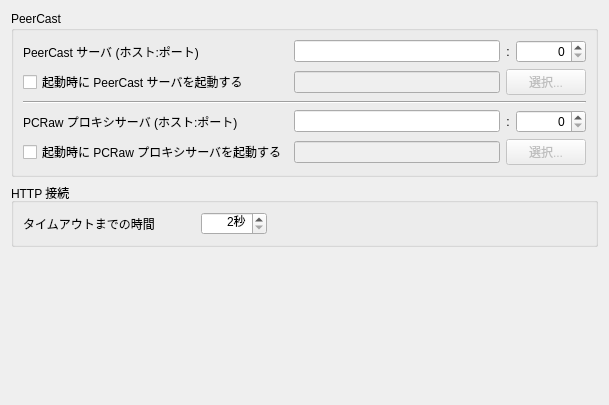
Old version of the form networkwidget.ui in the repository bookdraft/QPeerCastYP.
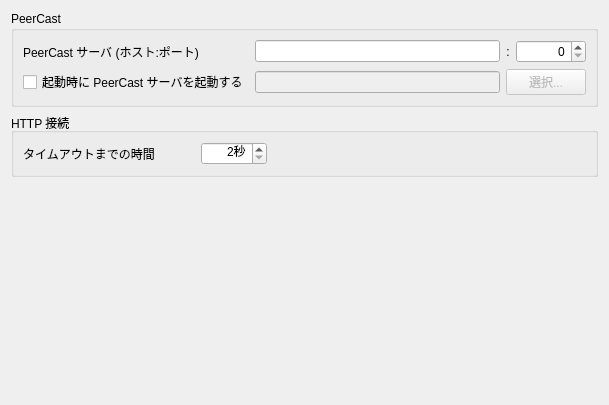
New version of the form.

```diff
--- a/networkwidget.ui
+++ b/networkwidget.ui
@@ -36,25 +36,6 @@
         </property>
        </widget>
       </item>
-      <item row="0" column="1">
-       <widget class="QLineEdit" name="peerCastServerHostEdit"/>
-      </item>
-      <item row="0" column="2">
-       <widget class="QLabel" name="label_3">
-        <property name="sizePolicy">
-         <sizepolicy hsizetype="Maximum" vsizetype="Preferred">
-          <horstretch>0</horstretch>
-          <verstretch>0</verstretch>
-         </sizepolicy>
-        </property>
-        <property name="text">
-         <string>:</string>
-        </property>
-        <property name="alignment">
-         <set>Qt::AlignCenter</set>
-        </property>
-       </widget>
-      </item>
       <item row="0" column="3">
        <widget class="QSpinBox" name="peerCastServerPortSpinBox">
         <property name="alignment">
@@ -65,19 +46,6 @@
         </property>
        </widget>
       </item>
-      <item row="1" column="0">
-       <widget class="QCheckBox" name="runPeerCastAtStartupCheckBox">
-        <property name="sizePolicy">
-         <sizepolicy hsizetype="Preferred" vsizetype="Fixed">
-          <horstretch>0</horstretch>
-          <verstretch>0</verstretch>
-         </sizepolicy>
-        </property>
-        <property name="text">
-         <string>起動時に PeerCast サーバを起動する</string>
-        </property>
-       </widget>
-      </item>
       <item row="1" column="1">
        <widget class="QLineEdit" name="peerCastProgramEdit">
         <property name="enabled">
@@ -95,34 +63,24 @@
         </property>
        </widget>
       </item>
-      <item row="2" column="0" colspan="4">
-       <widget class="Line" name="line">
-        <property name="orientation">
-         <enum>Qt::Horizontal</enum>
-        </property>
-       </widget>
-      </item>
-      <item row="3" column="0">
-       <widget class="QLabel" name="label_5">
+      <item row="1" column="0">
+       <widget class="QCheckBox" name="runPeerCastAtStartupCheckBox">
         <property name="sizePolicy">
-         <sizepolicy hsizetype="Preferred" vsizetype="Preferred">
+         <sizepolicy hsizetype="Preferred" vsizetype="Fixed">
           <horstretch>0</horstretch>
           <verstretch>0</verstretch>
          </sizepolicy>
         </property>
         <property name="text">
-         <string>PCRaw プロキシサーバ (ホスト:ポート)</string>
-        </property>
-        <property name="alignment">
-         <set>Qt::AlignLeading|Qt::AlignLeft|Qt::AlignVCenter</set>
+         <string>起動時に PeerCast サーバを起動する</string>
         </property>
        </widget>
       </item>
-      <item row="3" column="1">
-       <widget class="QLineEdit" name="pcrawProxyServerHostEdit"/>
+      <item row="0" column="1">
+       <widget class="QLineEdit" name="peerCastServerHostEdit"/>
       </item>
-      <item row="3" column="2">
-       <widget class="QLabel" name="label_4">
+      <item row="0" column="2">
+       <widget class="QLabel" name="label_3">
         <property name="sizePolicy">
          <sizepolicy hsizetype="Maximum" vsizetype="Preferred">
           <horstretch>0</horstretch>
@@ -137,40 +95,6 @@
         </property>
        </widget>
       </item>
-      <item row="3" column="3">
-       <widget class="QSpinBox" name="pcrawProxyServerPortSpinBox">
-        <property name="alignment">
-         <set>Qt::AlignRight|Qt::AlignTrailing|Qt::AlignVCenter</set>
-        </property>
-        <property name="maximum">
-         <number>65535</number>
-        </property>
-       </widget>
-      </item>
-      <item row="4" column="0">
-       <widget class="QCheckBox" name="runPCRawProxyAtStartup">
-        <property name="text">
-         <string>起動時に PCRaw プロキシサーバを起動する</string>
-        </property>
-       </widget>
-      </item>
-      <item row="4" column="1">
-       <widget class="QLineEdit" name="pcrawProxyProgramEdit">
-        <property name="enabled">
-         <bool>false</bool>
-        </property>
-       </widget>
-      </item>
-      <item row="4" column="2" colspan="2">
-       <widget class="QPushButton" name="selectPCRawProxyProgramButton">
-        <property name="enabled">
-         <bool>false</bool>
-        </property>
-        <property name="text">
-         <string>選択...</string>
-        </property>
-       </widget>
-      </item>
      </layout>
     </widget>
    </item>
```
Left out of the diff: 37 changed lines with no effect on the pictures.
